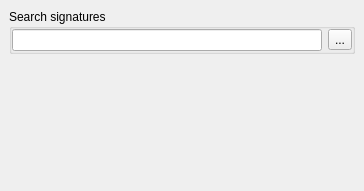
The window that xdynstructsoptionswidget.ui (horsicq/XDynStructsWidget) describes before a commit, drawn with Qt 5.
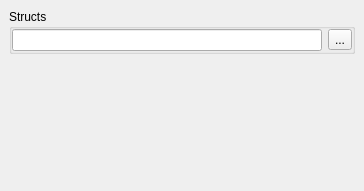
The same window after the commit.

Patch:
```diff
--- a/xdynstructsoptionswidget.ui
+++ b/xdynstructsoptionswidget.ui
@@ -50,7 +50,7 @@
        <item>
         <widget class="QGroupBox" name="groupBoxDynStructsPath">
          <property name="title">
-          <string>Search signatures</string>
+          <string>Structs</string>
          </property>
          <layout class="QHBoxLayout" name="horizontalLayout_6">
           <property name="leftMargin">
```
